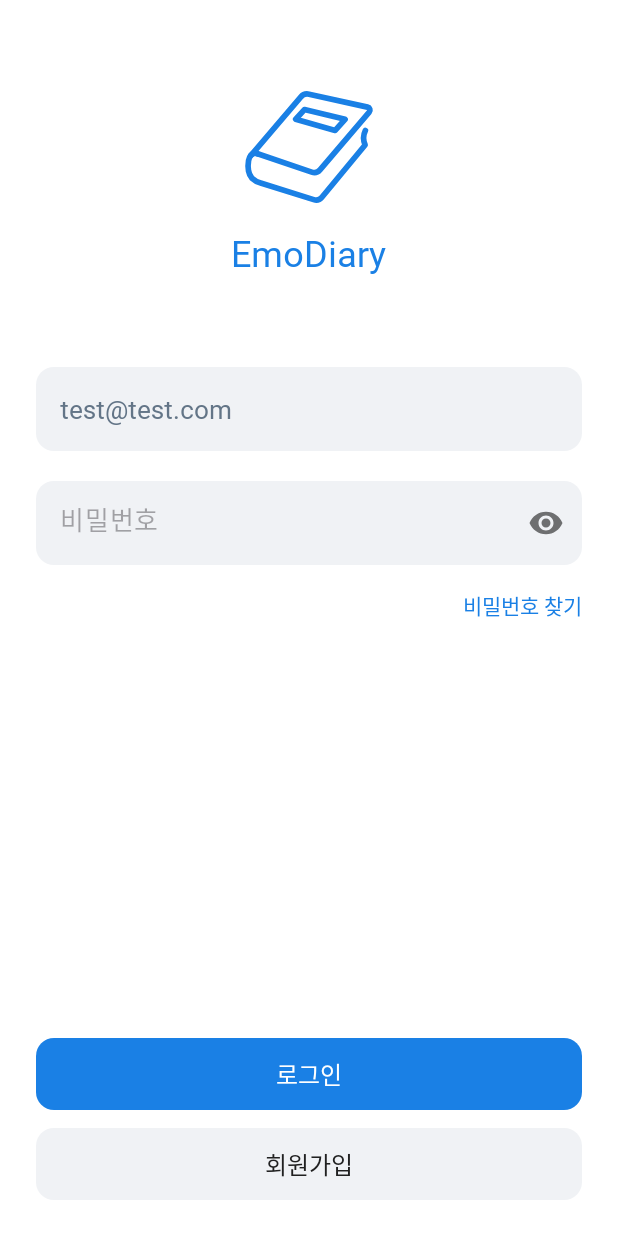
After one commit to caadiq/emodiary-android-app, an Android app: the layout activity_signin.xml on its own in the app's theme, with its tools: preview values and no code run, on a phone screen of 412 x 824 dp. The commit adds this screen. Run offline under Robolectric (Android 15) with nearby library versions, the phone set to English and light mode, and no system bars.

Commit message:
로그인 화면 추가

```diff
--- a/app/src/main/AndroidManifest.xml
+++ b/app/src/main/AndroidManifest.xml
@@ -14,7 +14,7 @@
         android:theme="@style/Theme.EmoDiary"
         tools:targetApi="31">
         <activity
-            android:name=".view.MainActivity"
+            android:name=".view.SignInActivity"
             android:exported="true">
             <intent-filter>
                 <action android:name="android.intent.action.MAIN" />
@@ -22,6 +22,7 @@
                 <category android:name="android.intent.category.LAUNCHER" />
             </intent-filter>
         </activity>
+        <activity android:name=".view.MainActivity" />
     </application>
 
 </manifest>
--- /dev/null
+++ b/app/src/main/java/com/toy/project/emodiary/view/SignInActivity.kt
@@ -0,0 +1,23 @@
+package com.toy.project.emodiary.view
+
+import android.content.Intent
+import android.os.Bundle
+import androidx.appcompat.app.AppCompatActivity
+import com.toy.project.emodiary.databinding.ActivitySigninBinding
+
+class SignInActivity : AppCompatActivity() {
+    private val binding by lazy { ActivitySigninBinding.inflate(layoutInflater) }
+
+    override fun onCreate(savedInstanceState: Bundle?) {
+        super.onCreate(savedInstanceState)
+        setContentView(binding.root)
+
+        setupView()
+    }
+
+    private fun setupView() {
+        binding.btnSignIn.setOnClickListener {
+            startActivity(Intent(this, MainActivity::class.java))
+        }
+    }
+}
--- /dev/null
+++ b/app/src/main/res/drawable/icon_app.xml
@@ -0,0 +1,9 @@
+<vector xmlns:android="http://schemas.android.com/apk/res/android" android:height="24dp" android:viewportHeight="48" android:viewportWidth="48" android:width="24dp">
+
+    <path android:fillColor="#00000000" android:pathData="M42.039,18.75a5.512,5.512 0,0 0,-0.081 4.611L28.132,40.063a2.461,2.461 0,0 1,-2.635 0.778L8.527,35.5a6.723,6.723 0,0 1,-2.829 -1.564,5.38 5.38,0 0,1 -1.055,-2.288 9.73,9.73 0,0 1,0.012 -3.289c0.636,-3.085 2.911,-2.177 2.911,-2.177" android:strokeColor="#1A80E5" android:strokeLineCap="round" android:strokeLineJoin="round" android:strokeWidth="1.8240000000000003"/>
+
+    <path android:fillColor="#00000000" android:pathData="M7.567,26.182l17.305,5.852a2.446,2.446 0,0 0,2.643 -0.728L43.271,12.861a0.994,0.994 0,0 0,-0.541 -1.616L24.026,7.112a2.754,2.754 0,0 0,-2.69 0.902L5.511,26.581" android:strokeColor="#1A80E5" android:strokeLineCap="round" android:strokeLineJoin="round" android:strokeWidth="1.8240000000000003"/>
+
+    <path android:fillColor="#00000000" android:pathData="M19.748,15.112l12.625,3.602 3.17,-3.573L22.531,12.029Z" android:strokeColor="#1A80E5" android:strokeLineJoin="round" android:strokeWidth="1.8240000000000003"/>
+
+</vector>
--- /dev/null
+++ b/app/src/main/res/drawable/rectangle_light_blue_gray_rounded_12dp.xml
@@ -0,0 +1,5 @@
+<?xml version="1.0" encoding="utf-8"?>
+<shape xmlns:android="http://schemas.android.com/apk/res/android" android:shape="rectangle">
+    <solid android:color="@color/light_blue_gray" />
+    <corners android:radius="12dp" />
+</shape>
--- /dev/null
+++ b/app/src/main/res/drawable/rectangle_light_blue_gray_rounded_12dp_ripple.xml
@@ -0,0 +1,10 @@
+<?xml version="1.0" encoding="utf-8"?>
+<ripple xmlns:android="http://schemas.android.com/apk/res/android"
+    android:color="?android:attr/colorControlHighlight">
+    <item>
+        <shape android:shape="rectangle">
+            <solid android:color="@color/light_blue_gray" />
+            <corners android:radius="12dp" />
+        </shape>
+    </item>
+</ripple>
--- /dev/null
+++ b/app/src/main/res/drawable/rectangle_primary_rounded_12dp_ripple.xml
@@ -0,0 +1,10 @@
+<?xml version="1.0" encoding="utf-8"?>
+<ripple xmlns:android="http://schemas.android.com/apk/res/android"
+    android:color="?android:attr/colorControlHighlight">
+    <item>
+        <shape android:shape="rectangle">
+            <solid android:color="@color/colorPrimary" />
+            <corners android:radius="12dp" />
+        </shape>
+    </item>
+</ripple>
--- /dev/null
+++ b/app/src/main/res/layout/activity_signin.xml
@@ -0,0 +1,119 @@
+<?xml version="1.0" encoding="utf-8"?>
+<androidx.constraintlayout.widget.ConstraintLayout xmlns:android="http://schemas.android.com/apk/res/android"
+    xmlns:app="http://schemas.android.com/apk/res-auto"
+    xmlns:tools="http://schemas.android.com/tools"
+    android:layout_width="match_parent"
+    android:layout_height="match_parent">
+
+    <androidx.appcompat.widget.AppCompatImageView
+        android:id="@+id/imgApp"
+        android:layout_width="100dp"
+        android:layout_height="100dp"
+        android:layout_marginTop="48dp"
+        app:layout_constraintEnd_toEndOf="parent"
+        app:layout_constraintStart_toStartOf="parent"
+        app:layout_constraintTop_toTopOf="parent"
+        app:srcCompat="@drawable/icon_app" />
+
+    <androidx.appcompat.widget.AppCompatTextView
+        android:id="@+id/txtApp"
+        android:layout_width="wrap_content"
+        android:layout_height="wrap_content"
+        android:layout_marginTop="4dp"
+        android:fontFamily="@font/nanum_square_round_extra_bold"
+        android:text="@string/app_name"
+        android:textColor="@color/colorPrimary"
+        android:textSize="24sp"
+        app:layout_constraintEnd_toEndOf="@+id/imgApp"
+        app:layout_constraintStart_toStartOf="@+id/imgApp"
+        app:layout_constraintTop_toBottomOf="@+id/imgApp" />
+
+    <com.google.android.material.textfield.TextInputEditText
+        android:id="@+id/editEmail"
+        android:layout_width="0dp"
+        android:layout_height="56dp"
+        android:layout_marginHorizontal="24dp"
+        android:layout_marginTop="60dp"
+        android:background="@drawable/rectangle_light_blue_gray_rounded_12dp"
+        android:fontFamily="@font/nanum_square_neo_bold"
+        android:hint="이메일"
+        android:inputType="textEmailAddress"
+        android:paddingHorizontal="16dp"
+        android:textColor="@color/blue_gray"
+        android:textSize="17sp"
+        app:layout_constraintEnd_toEndOf="parent"
+        app:layout_constraintStart_toStartOf="parent"
+        app:layout_constraintTop_toBottomOf="@+id/txtApp"
+        tools:text="test@test.com" />
+
+    <com.google.android.material.textfield.TextInputLayout
+        android:id="@+id/inputPassword"
+        android:layout_width="0dp"
+        android:layout_height="56dp"
+        android:layout_marginHorizontal="24dp"
+        android:layout_marginTop="20dp"
+        app:errorEnabled="false"
+        app:hintEnabled="false"
+        app:layout_constraintEnd_toEndOf="parent"
+        app:layout_constraintStart_toStartOf="parent"
+        app:layout_constraintTop_toBottomOf="@+id/editEmail"
+        app:passwordToggleEnabled="true">
+
+        <com.google.android.material.textfield.TextInputEditText
+            android:id="@+id/editPassword"
+            android:layout_width="match_parent"
+            android:layout_height="match_parent"
+            android:background="@drawable/rectangle_light_blue_gray_rounded_12dp"
+            android:fontFamily="@font/nanum_square_neo_bold"
+            android:hint="비밀번호"
+            android:inputType="textPassword"
+            android:textColor="@color/blue_gray"
+            android:textSize="17sp" />
+
+    </com.google.android.material.textfield.TextInputLayout>
+
+    <androidx.appcompat.widget.AppCompatTextView
+        android:id="@+id/txtForgotPassword"
+        android:layout_width="wrap_content"
+        android:layout_height="wrap_content"
+        android:layout_marginTop="16dp"
+        android:fontFamily="@font/nanum_square_neo_bold"
+        android:text="비밀번호 찾기"
+        android:textColor="@color/colorPrimary"
+        android:textSize="14sp"
+        app:layout_constraintEnd_toEndOf="@+id/inputPassword"
+        app:layout_constraintTop_toBottomOf="@+id/inputPassword" />
+
+    <androidx.appcompat.widget.AppCompatButton
+        android:id="@+id/btnSignIn"
+        android:layout_width="0dp"
+        android:layout_height="48dp"
+        android:layout_marginHorizontal="24dp"
+        android:layout_marginBottom="12dp"
+        android:background="@drawable/rectangle_primary_rounded_12dp_ripple"
+        android:fontFamily="@font/nanum_square_neo_bold"
+        android:stateListAnimator="@null"
+        android:text="로그인"
+        android:textColor="@color/white"
+        android:textSize="16sp"
+        app:layout_constraintBottom_toTopOf="@+id/btnSignUp"
+        app:layout_constraintEnd_toEndOf="parent"
+        app:layout_constraintStart_toStartOf="parent" />
+
+    <androidx.appcompat.widget.AppCompatButton
+        android:id="@+id/btnSignUp"
+        android:layout_width="0dp"
+        android:layout_height="48dp"
+        android:layout_marginHorizontal="24dp"
+        android:layout_marginBottom="24dp"
+        android:background="@drawable/rectangle_light_blue_gray_rounded_12dp_ripple"
+        android:fontFamily="@font/nanum_square_neo_bold"
+        android:stateListAnimator="@null"
+        android:text="회원가입"
+        android:textColor="@color/darker_gray"
+        android:textSize="16sp"
+        app:layout_constraintBottom_toBottomOf="parent"
+        app:layout_constraintEnd_toEndOf="parent"
+        app:layout_constraintStart_toStartOf="parent" />
+
+</androidx.constraintlayout.widget.ConstraintLayout>
--- a/app/src/main/res/values/colors.xml
+++ b/app/src/main/res/values/colors.xml
@@ -14,4 +14,6 @@
     <color name="gray">#9E9E9E</color>
     <color name="dark_gray">#616161</color>
     <color name="darker_gray">#212121</color>
+    <color name="light_blue_gray">#F0F2F5</color>
+    <color name="blue_gray">#637587</color>
 </resources>
```
Also changed, not shown: 6 other files.
